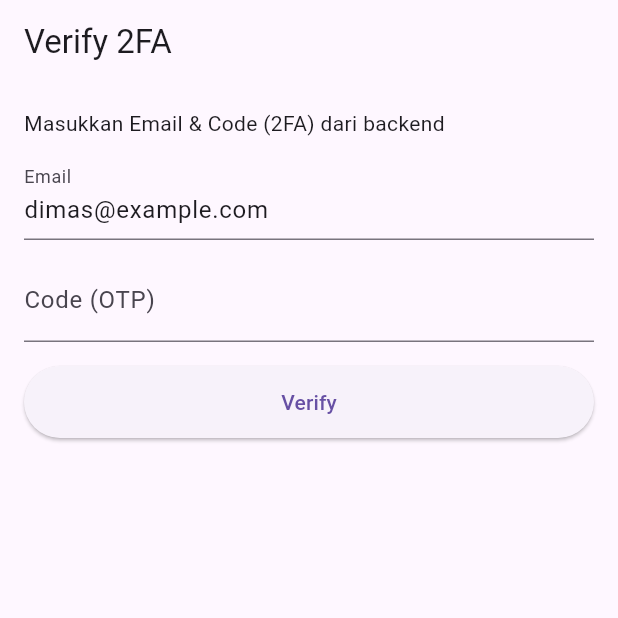
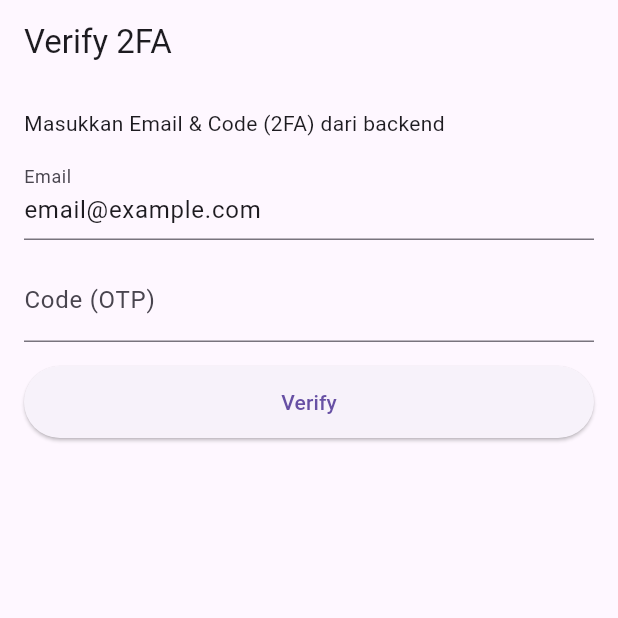
Before and after one commit to Mrdimashalimhartanto/minimarket-mobileapp, a Flutter app: the OtpPage screen opened by its route, on a phone screen of 412 x 824 dp, the top half of it. Run offline on Flutter 3.47's test engine with Material 3 defaults, Android fonts, the light colour scheme and no system bars; our stand-ins replace dio, flutter_riverpod, flutter_secure_storage, go_router, google_sign_in, image_picker; accounts and stored records are empty.

Commit message:
update otp page

```diff
--- a/lib/features/auth/presentation/pages/otp_page.dart
+++ b/lib/features/auth/presentation/pages/otp_page.dart
@@ -11,7 +11,7 @@ class OtpPage extends ConsumerStatefulWidget {
 }
 
 class _OtpPageState extends ConsumerState<OtpPage> {
-  final emailC = TextEditingController(text: 'dimas@example.com');
+  final emailC = TextEditingController(text: 'email@example.com');
   final codeC = TextEditingController();
 
   @override
```
